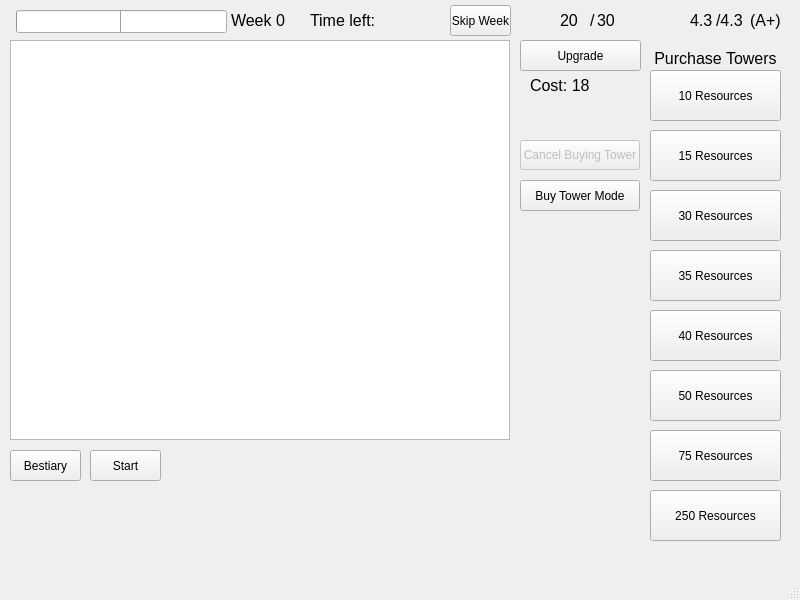
Above: src/main/mainwindow.ui from chanjeff2/GroupProject before the change. Below: the same form after it.
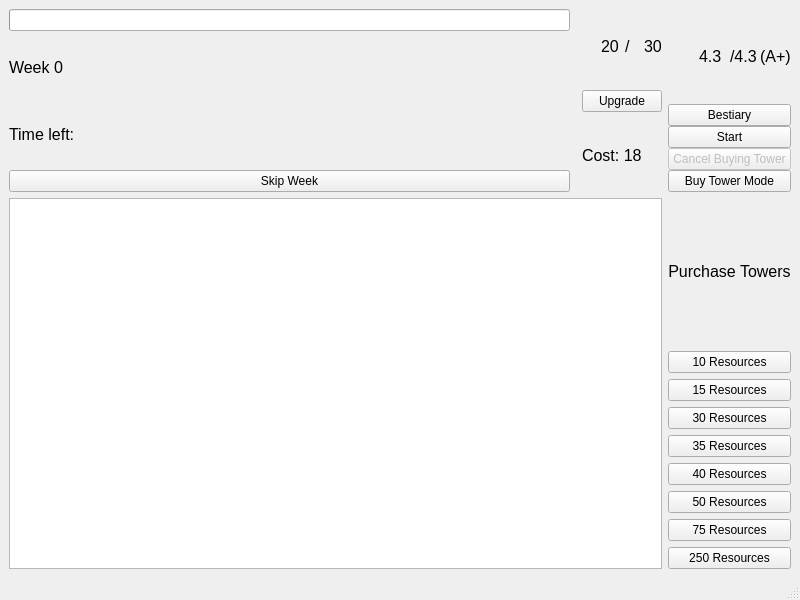
That is the form after the change. Icons and pictures are not drawn.

Commit message: Added widget to mainwindow ui

Diff of the .ui file:
```diff
--- a/src/main/mainwindow.ui
+++ b/src/main/mainwindow.ui
@@ -20,48 +20,248 @@
    <string>UST Students vs. Assignemnts - Main Screen</string>
   </property>
   <widget class="QWidget" name="centralwidget">
-   <widget class="QGraphicsView" name="graphicsView">
-    <property name="geometry">
-     <rect>
-      <x>10</x>
-      <y>40</y>
-      <width>500</width>
-      <height>400</height>
-     </rect>
-    </property>
-   </widget>
-   <widget class="QPushButton" name="BuyRegular">
-    <property name="geometry">
-     <rect>
-      <x>650</x>
-      <y>70</y>
-      <width>131</width>
-      <height>51</height>
-     </rect>
+   <layout class="QGridLayout" name="gridLayout_3">
+    <item row="0" column="2">
+     <layout class="QVBoxLayout" name="verticalLayout">
+      <item>
+       <layout class="QGridLayout" name="gridLayout_2">
+        <item row="0" column="2">
+         <widget class="QLabel" name="ResourceSlash">
+          <property name="font">
+           <font>
+            <family>Arial</family>
+            <pointsize>12</pointsize>
+           </font>
+          </property>
+          <property name="text">
+           <string>/</string>
+          </property>
+         </widget>
+        </item>
+        <item row="0" column="0">
+         <widget class="QLabel" name="ResourceIcon">
+          <property name="font">
+           <font>
+            <family>Arial</family>
+            <pointsize>12</pointsize>
+           </font>
     </property>
     <property name="text">
-     <string>10 Resources</string>
-    </property>
-    <property name="icon">
-     <iconset>
-      <normaloff>../../res/towers_images/RegularStudent Purchase.png</normaloff>../../res/towers_images/RegularStudent Purchase.png</iconset>
-    </property>
-    <property name="iconSize">
-     <size>
-      <width>50</width>
-      <height>50</height>
-     </size>
-    </property>
-   </widget>
+           <string/>
+          </property>
+          <property name="pixmap">
+           <pixmap resource="../../assets.qrc">:/res/res/misc_images/Resources.png</pixmap>
+          </property>
+         </widget>
+        </item>
+        <item row="0" column="3">
+         <widget class="QLabel" name="ResourceCap">
+          <property name="font">
+           <font>
+            <family>Arial</family>
+            <pointsize>12</pointsize>
+           </font>
+          </property>
+          <property name="text">
+           <string>30</string>
+          </property>
+         </widget>
+        </item>
+        <item row="0" column="1">
+         <widget class="QLabel" name="Resource">
+          <property name="font">
+           <font>
+            <family>Arial</family>
+            <pointsize>12</pointsize>
+           </font>
+          </property>
+          <property name="text">
+           <string>20</string>
+          </property>
+         </widget>
+        </item>
+       </layout>
+      </item>
+      <item>
+       <widget class="QPushButton" name="ResourceUpg">
+        <property name="enabled">
+         <bool>true</bool>
+        </property>
+        <property name="text">
+         <string>Upgrade</string>
+        </property>
+       </widget>
+      </item>
+      <item>
+       <layout class="QHBoxLayout" name="horizontalLayout">
+        <item>
+         <widget class="QLabel" name="CapUpgCost">
+          <property name="font">
+           <font>
+            <family>Arial</family>
+            <pointsize>12</pointsize>
+           </font>
+          </property>
+          <property name="text">
+           <string>Cost: 18</string>
+          </property>
+         </widget>
+        </item>
+        <item>
+         <widget class="QLabel" name="ResourceIcon_2">
+          <property name="font">
+           <font>
+            <family>Arial</family>
+            <pointsize>12</pointsize>
+           </font>
+          </property>
+          <property name="text">
+           <string/>
+          </property>
+          <property name="pixmap">
+           <pixmap resource="../../assets.qrc">:/res/res/misc_images/Resources.png</pixmap>
+          </property>
+         </widget>
+        </item>
+       </layout>
+      </item>
+     </layout>
+    </item>
+    <item row="0" column="4">
+     <layout class="QVBoxLayout" name="verticalLayout_2">
+      <property name="spacing">
+       <number>0</number>
+      </property>
+      <property name="sizeConstraint">
+       <enum>QLayout::SetDefaultConstraint</enum>
+      </property>
+      <property name="leftMargin">
+       <number>0</number>
+      </property>
+      <property name="topMargin">
+       <number>0</number>
+      </property>
+      <property name="bottomMargin">
+       <number>0</number>
+      </property>
+      <item>
+       <layout class="QHBoxLayout" name="horizontalLayout_2">
+        <item>
+         <widget class="QLabel" name="GPAIcon">
+          <property name="font">
+           <font>
+            <family>Arial</family>
+            <pointsize>12</pointsize>
+           </font>
+          </property>
+          <property name="text">
+           <string/>
+          </property>
+          <property name="pixmap">
+           <pixmap resource="../../assets.qrc">:/res/res/misc_images/GPA.png</pixmap>
+          </property>
+         </widget>
+        </item>
+        <item>
+         <widget class="QLabel" name="GPA">
+          <property name="font">
+           <font>
+            <family>Arial</family>
+            <pointsize>12</pointsize>
+           </font>
+          </property>
+          <property name="text">
+           <string>4.3</string>
+          </property>
+         </widget>
+        </item>
+        <item>
+         <widget class="QLabel" name="GPA_Cap">
+          <property name="font">
+           <font>
+            <family>Arial</family>
+            <pointsize>12</pointsize>
+           </font>
+          </property>
+          <property name="text">
+           <string>/4.3</string>
+          </property>
+         </widget>
+        </item>
+        <item>
+         <widget class="QLabel" name="GPAGrade">
+          <property name="font">
+           <font>
+            <family>Arial</family>
+            <pointsize>12</pointsize>
+           </font>
+          </property>
+          <property name="text">
+           <string>(A+)</string>
+          </property>
+         </widget>
+        </item>
+       </layout>
+      </item>
+      <item>
+       <widget class="QPushButton" name="Bestiary">
+        <property name="text">
+         <string>Bestiary</string>
+        </property>
+       </widget>
+      </item>
+      <item>
+       <widget class="QPushButton" name="StartGame">
+        <property name="text">
+         <string>Start</string>
+        </property>
+       </widget>
+      </item>
+      <item>
+       <widget class="QPushButton" name="CancelBuy">
+        <property name="enabled">
+         <bool>false</bool>
+        </property>
+        <property name="font">
+         <font>
+          <pointsize>9</pointsize>
+         </font>
+        </property>
+        <property name="text">
+         <string>Cancel Buying Tower</string>
+        </property>
+        <property name="autoDefault">
+         <bool>false</bool>
+        </property>
+        <property name="default">
+         <bool>false</bool>
+        </property>
+        <property name="flat">
+         <bool>false</bool>
+        </property>
+       </widget>
+      </item>
+      <item>
+       <widget class="QPushButton" name="TowerMode">
+        <property name="enabled">
+         <bool>true</bool>
+        </property>
+        <property name="font">
+         <font>
+          <pointsize>9</pointsize>
+         </font>
+        </property>
+        <property name="text">
+         <string>Buy Tower Mode</string>
+        </property>
+       </widget>
+      </item>
+     </layout>
+    </item>
+    <item row="2" column="4" rowspan="2">
+     <layout class="QVBoxLayout" name="verticalLayout_3">
+      <item>
    <widget class="QLabel" name="Label_BuyTower">
-    <property name="geometry">
-     <rect>
-      <x>650</x>
-      <y>50</y>
-      <width>131</width>
-      <height>16</height>
-     </rect>
-    </property>
     <property name="minimumSize">
      <size>
       <width>0</width>
@@ -90,15 +290,26 @@
      <set>Qt::AlignCenter</set>
     </property>
    </widget>
+      </item>
+      <item>
+       <widget class="QPushButton" name="BuyRegular">
+        <property name="text">
+         <string>10 Resources</string>
+        </property>
+        <property name="icon">
+         <iconset>
+          <normaloff>../../res/towers_images/RegularStudent Purchase.png</normaloff>../../res/towers_images/RegularStudent Purchase.png</iconset>
+        </property>
+        <property name="iconSize">
+         <size>
+          <width>50</width>
+          <height>50</height>
+         </size>
+        </property>
+       </widget>
+      </item>
+      <item>
    <widget class="QPushButton" name="BuyArts">
-    <property name="geometry">
-     <rect>
-      <x>650</x>
-      <y>130</y>
-      <width>131</width>
-      <height>51</height>
-     </rect>
-    </property>
     <property name="text">
      <string>15 Resources</string>
     </property>
@@ -113,15 +324,9 @@
      </size>
     </property>
    </widget>
+      </item>
+      <item>
    <widget class="QPushButton" name="BuyWolfram">
-    <property name="geometry">
-     <rect>
-      <x>650</x>
-      <y>190</y>
-      <width>131</width>
-      <height>51</height>
-     </rect>
-    </property>
     <property name="text">
      <string>30 Resources</string>
     </property>
@@ -136,15 +341,9 @@
      </size>
     </property>
    </widget>
+      </item>
+      <item>
    <widget class="QPushButton" name="BuyHacker">
-    <property name="geometry">
-     <rect>
-      <x>650</x>
-      <y>250</y>
-      <width>131</width>
-      <height>51</height>
-     </rect>
-    </property>
     <property name="text">
      <string>35 Resources</string>
     </property>
@@ -159,15 +358,9 @@
      </size>
     </property>
    </widget>
+      </item>
+      <item>
    <widget class="QPushButton" name="BuyCalc">
-    <property name="geometry">
-     <rect>
-      <x>650</x>
-      <y>310</y>
-      <width>131</width>
-      <height>51</height>
-     </rect>
-    </property>
     <property name="text">
      <string>40 Resources</string>
     </property>
@@ -182,15 +375,9 @@
      </size>
     </property>
    </widget>
+      </item>
+      <item>
    <widget class="QPushButton" name="BuyNerd">
-    <property name="geometry">
-     <rect>
-      <x>650</x>
-      <y>370</y>
-      <width>131</width>
-      <height>51</height>
-     </rect>
-    </property>
     <property name="text">
      <string>50 Resources</string>
     </property>
@@ -205,15 +392,9 @@
      </size>
     </property>
    </widget>
+      </item>
+      <item>
    <widget class="QPushButton" name="BuyGWriter">
-    <property name="geometry">
-     <rect>
-      <x>650</x>
-      <y>430</y>
-      <width>131</width>
-      <height>51</height>
-     </rect>
-    </property>
     <property name="text">
      <string>75 Resources</string>
     </property>
@@ -228,15 +409,9 @@
      </size>
     </property>
    </widget>
+      </item>
+      <item>
    <widget class="QPushButton" name="BuyChegg">
-    <property name="geometry">
-     <rect>
-      <x>650</x>
-      <y>490</y>
-      <width>131</width>
-      <height>51</height>
-     </rect>
-    </property>
     <property name="text">
      <string>250 Resources</string>
     </property>
@@ -251,202 +426,28 @@
      </size>
     </property>
    </widget>
-   <widget class="QPushButton" name="Bestiary">
-    <property name="geometry">
-     <rect>
-      <x>10</x>
-      <y>450</y>
-      <width>71</width>
-      <height>31</height>
-     </rect>
-    </property>
-    <property name="text">
-     <string>Bestiary</string>
-    </property>
-   </widget>
-   <widget class="QLabel" name="GPAIcon">
-    <property name="geometry">
-     <rect>
-      <x>650</x>
-      <y>10</y>
-      <width>34</width>
-      <height>21</height>
-     </rect>
-    </property>
-    <property name="font">
-     <font>
-      <family>Arial</family>
-      <pointsize>12</pointsize>
-     </font>
-    </property>
-    <property name="text">
-     <string/>
-    </property>
-    <property name="pixmap">
-     <pixmap resource="../../assets.qrc">:/res/res/misc_images/GPA.png</pixmap>
-    </property>
-   </widget>
-   <widget class="QLabel" name="GPA">
-    <property name="geometry">
-     <rect>
-      <x>690</x>
-      <y>10</y>
-      <width>22</width>
-      <height>21</height>
-     </rect>
-    </property>
-    <property name="font">
-     <font>
-      <family>Arial</family>
-      <pointsize>12</pointsize>
-     </font>
-    </property>
-    <property name="text">
-     <string>4.3</string>
-    </property>
-   </widget>
-   <widget class="QLabel" name="GPA_Cap">
-    <property name="geometry">
-     <rect>
-      <x>716</x>
-      <y>10</y>
-      <width>26</width>
-      <height>21</height>
-     </rect>
-    </property>
-    <property name="font">
-     <font>
-      <family>Arial</family>
-      <pointsize>12</pointsize>
-     </font>
-    </property>
-    <property name="text">
-     <string>/4.3</string>
-    </property>
-   </widget>
-   <widget class="QLabel" name="GPAGrade">
-    <property name="geometry">
-     <rect>
-      <x>750</x>
-      <y>10</y>
-      <width>31</width>
-      <height>21</height>
-     </rect>
-    </property>
-    <property name="font">
-     <font>
-      <family>Arial</family>
-      <pointsize>12</pointsize>
-     </font>
-    </property>
-    <property name="text">
-     <string>(A+)</string>
-    </property>
-   </widget>
-   <widget class="QLabel" name="ResourceSlash">
-    <property name="geometry">
-     <rect>
-      <x>590</x>
-      <y>10</y>
-      <width>5</width>
-      <height>21</height>
-     </rect>
-    </property>
-    <property name="font">
-     <font>
-      <family>Arial</family>
-      <pointsize>12</pointsize>
-     </font>
-    </property>
-    <property name="text">
-     <string>/</string>
-    </property>
-   </widget>
-   <widget class="QLabel" name="Resource">
-    <property name="geometry">
-     <rect>
-      <x>560</x>
-      <y>10</y>
-      <width>30</width>
-      <height>21</height>
-     </rect>
-    </property>
-    <property name="font">
-     <font>
-      <family>Arial</family>
-      <pointsize>12</pointsize>
-     </font>
-    </property>
-    <property name="text">
-     <string>20</string>
-    </property>
-   </widget>
-   <widget class="QLabel" name="ResourceIcon">
-    <property name="geometry">
-     <rect>
-      <x>530</x>
-      <y>13</y>
-      <width>25</width>
-      <height>14</height>
-     </rect>
-    </property>
-    <property name="font">
-     <font>
-      <family>Arial</family>
-      <pointsize>12</pointsize>
-     </font>
-    </property>
-    <property name="text">
-     <string/>
-    </property>
-    <property name="pixmap">
-     <pixmap resource="../../assets.qrc">:/res/res/misc_images/Resources.png</pixmap>
-    </property>
-   </widget>
-   <widget class="QLabel" name="ResourceCap">
-    <property name="geometry">
-     <rect>
-      <x>597</x>
-      <y>10</y>
-      <width>30</width>
-      <height>21</height>
-     </rect>
-    </property>
-    <property name="font">
-     <font>
-      <family>Arial</family>
-      <pointsize>12</pointsize>
-     </font>
-    </property>
-    <property name="text">
-     <string>30</string>
-    </property>
-   </widget>
-   <widget class="QPushButton" name="ResourceUpg">
+      </item>
+     </layout>
+    </item>
+    <item row="0" column="0">
+     <layout class="QGridLayout" name="gridLayout">
+      <item row="5" column="0">
+       <widget class="QPushButton" name="SkipWeek">
     <property name="enabled">
      <bool>true</bool>
     </property>
-    <property name="geometry">
-     <rect>
-      <x>520</x>
-      <y>40</y>
-      <width>121</width>
-      <height>31</height>
-     </rect>
+        <property name="font">
+         <font>
+          <pointsize>9</pointsize>
+         </font>
     </property>
     <property name="text">
-     <string>Upgrade</string>
-    </property>
-   </widget>
+         <string>Skip Week</string>
+        </property>
+       </widget>
+      </item>
+      <item row="0" column="0">
    <widget class="QProgressBar" name="Week">
-    <property name="geometry">
-     <rect>
-      <x>16</x>
-      <y>10</y>
-      <width>211</width>
-      <height>23</height>
-     </rect>
-    </property>
     <property name="acceptDrops">
      <bool>false</bool>
     </property>
@@ -481,160 +482,9 @@
      <string/>
     </property>
    </widget>
-   <widget class="Line" name="MidtermIndicator">
-    <property name="geometry">
-     <rect>
-      <x>120</x>
-      <y>10</y>
-      <width>2</width>
-      <height>23</height>
-     </rect>
-    </property>
-    <property name="orientation">
-     <enum>Qt::Vertical</enum>
-    </property>
-   </widget>
-   <widget class="QLabel" name="WeekNo">
-    <property name="geometry">
-     <rect>
-      <x>231</x>
-      <y>10</y>
-      <width>71</width>
-      <height>21</height>
-     </rect>
-    </property>
-    <property name="font">
-     <font>
-      <family>Arial</family>
-      <pointsize>12</pointsize>
-     </font>
-    </property>
-    <property name="text">
-     <string>Week 0</string>
-    </property>
-   </widget>
-   <widget class="QLabel" name="CapUpgCost">
-    <property name="geometry">
-     <rect>
-      <x>530</x>
-      <y>75</y>
-      <width>75</width>
-      <height>21</height>
-     </rect>
-    </property>
-    <property name="font">
-     <font>
-      <family>Arial</family>
-      <pointsize>12</pointsize>
-     </font>
-    </property>
-    <property name="text">
-     <string>Cost: 18</string>
-    </property>
-   </widget>
-   <widget class="QLabel" name="ResourceIcon_2">
-    <property name="geometry">
-     <rect>
-      <x>604</x>
-      <y>78</y>
-      <width>25</width>
-      <height>14</height>
-     </rect>
-    </property>
-    <property name="font">
-     <font>
-      <family>Arial</family>
-      <pointsize>12</pointsize>
-     </font>
-    </property>
-    <property name="text">
-     <string/>
-    </property>
-    <property name="pixmap">
-     <pixmap resource="../../assets.qrc">:/res/res/misc_images/Resources.png</pixmap>
-    </property>
-   </widget>
-   <widget class="QPushButton" name="CancelBuy">
-    <property name="enabled">
-     <bool>false</bool>
-    </property>
-    <property name="geometry">
-     <rect>
-      <x>520</x>
-      <y>140</y>
-      <width>120</width>
-      <height>30</height>
-     </rect>
-    </property>
-    <property name="font">
-     <font>
-      <pointsize>9</pointsize>
-     </font>
-    </property>
-    <property name="text">
-     <string>Cancel Buying Tower</string>
-    </property>
-    <property name="autoDefault">
-     <bool>false</bool>
-    </property>
-    <property name="default">
-     <bool>false</bool>
-    </property>
-    <property name="flat">
-     <bool>false</bool>
-    </property>
-   </widget>
-   <widget class="QPushButton" name="TowerMode">
-    <property name="enabled">
-     <bool>true</bool>
-    </property>
-    <property name="geometry">
-     <rect>
-      <x>520</x>
-      <y>180</y>
-      <width>120</width>
-      <height>31</height>
-     </rect>
-    </property>
-    <property name="font">
-     <font>
-      <pointsize>9</pointsize>
-     </font>
-    </property>
-    <property name="text">
-     <string>Buy Tower Mode</string>
-    </property>
-   </widget>
-   <widget class="QPushButton" name="SkipWeek">
-    <property name="enabled">
-     <bool>true</bool>
-    </property>
-    <property name="geometry">
-     <rect>
-      <x>450</x>
-      <y>5</y>
-      <width>61</width>
-      <height>31</height>
-     </rect>
-    </property>
-    <property name="font">
-     <font>
-      <pointsize>9</pointsize>
-     </font>
-    </property>
-    <property name="text">
-     <string>Skip Week</string>
-    </property>
-   </widget>
+      </item>
+      <item row="4" column="0">
    <widget class="QLabel" name="TimeLeft">
-    <property name="geometry">
-     <rect>
-      <x>310</x>
-      <y>10</y>
-      <width>121</width>
-      <height>21</height>
-     </rect>
-    </property>
     <property name="font">
      <font>
       <family>Arial</family>
@@ -645,19 +495,26 @@
      <string>Time left:</string>
     </property>
    </widget>
-   <widget class="QPushButton" name="StartGame">
-    <property name="geometry">
-     <rect>
-      <x>90</x>
-      <y>450</y>
-      <width>71</width>
-      <height>31</height>
-     </rect>
+      </item>
+      <item row="3" column="0">
+       <widget class="QLabel" name="WeekNo">
+        <property name="font">
+         <font>
+          <family>Arial</family>
+          <pointsize>12</pointsize>
+         </font>
     </property>
     <property name="text">
-     <string>Start</string>
-    </property>
-   </widget>
+         <string>Week 0</string>
+        </property>
+       </widget>
+      </item>
+     </layout>
+    </item>
+    <item row="2" column="0" rowspan="2" colspan="3">
+     <widget class="QGraphicsView" name="graphicsView"/>
+    </item>
+   </layout>
   </widget>
   <widget class="QMenuBar" name="menubar">
    <property name="geometry">
```
Lines whose indentation alone changed are shown as unchanged.
